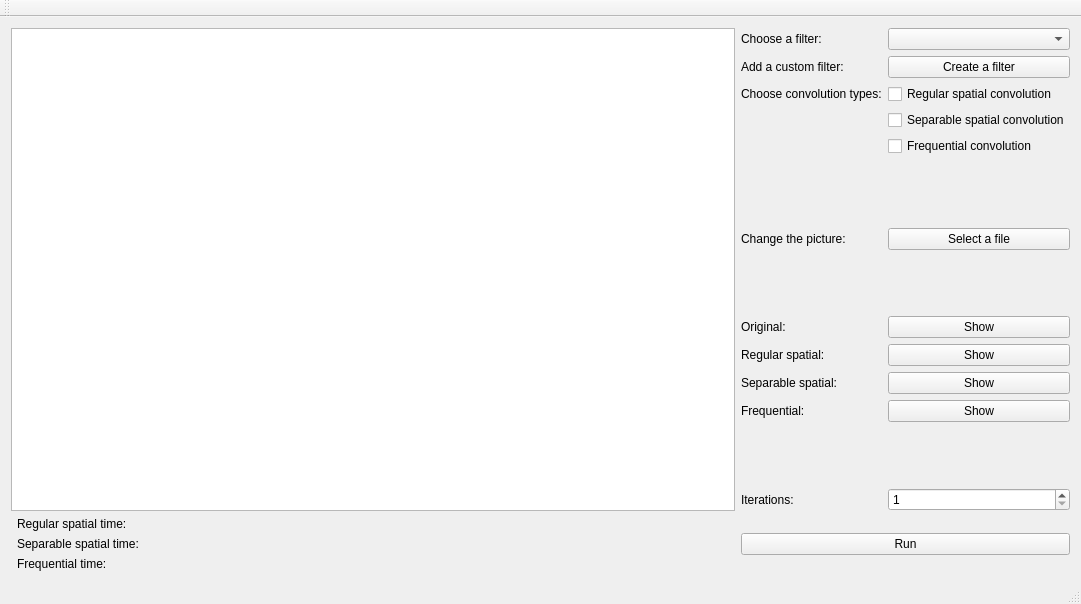
Above: GUI/mainwindow.ui from kohutjan/2DFFT before the change. Below: the same form after it.
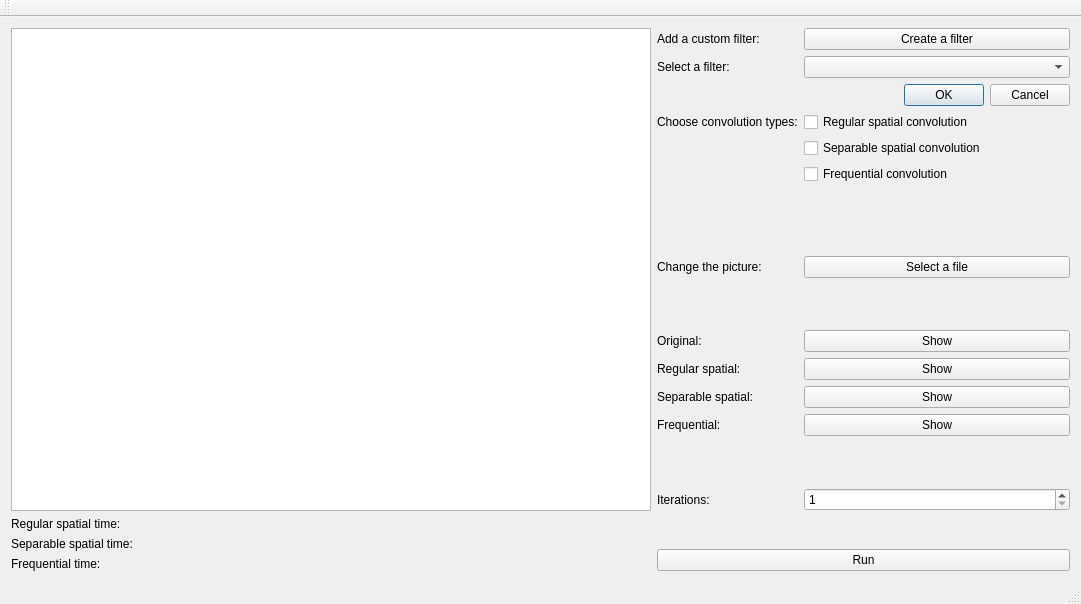
That is the form after the change.

Commit message: Assigned names to the widgets

Diff of the .ui file:
```diff
--- a/GUI/mainwindow.ui
+++ b/GUI/mainwindow.ui
@@ -18,7 +18,14 @@
     <item row="1" column="1">
      <layout class="QVBoxLayout" name="verticalLayout">
       <item>
-       <widget class="QPushButton" name="pushButton_3">
+       <widget class="QLabel" name="run_err_label">
+        <property name="text">
+         <string/>
+        </property>
+       </widget>
+      </item>
+      <item>
+       <widget class="QPushButton" name="run_button">
         <property name="text">
          <string>Run</string>
         </property>
@@ -27,25 +34,38 @@
      </layout>
     </item>
     <item row="1" column="0">
-     <layout class="QFormLayout" name="formLayout_2">
-      <item row="0" column="1">
-       <widget class="QLabel" name="label_10">
+     <layout class="QGridLayout" name="result_layout">
+      <item row="2" column="0">
+       <widget class="QLabel" name="freq_time_label">
+        <property name="text">
+         <string>Frequential time:</string>
+        </property>
+       </widget>
+      </item>
+      <item row="0" column="0">
+       <widget class="QLabel" name="regular_time_label">
         <property name="text">
          <string>Regular spatial time:</string>
         </property>
        </widget>
       </item>
-      <item row="1" column="1">
-       <widget class="QLabel" name="label_8">
+      <item row="1" column="0">
+       <widget class="QLabel" name="separ_time_label">
         <property name="text">
          <string>Separable spatial time:</string>
         </property>
        </widget>
       </item>
       <item row="2" column="1">
-       <widget class="QLabel" name="label_11">
+       <widget class="QLabel" name="freq_time_result_label">
+        <property name="minimumSize">
+         <size>
+          <width>500</width>
+          <height>0</height>
+         </size>
+        </property>
         <property name="text">
-         <string>Frequential time:</string>
+         <string/>
         </property>
        </widget>
       </item>
@@ -64,58 +84,58 @@
     <item row="0" column="1">
      <layout class="QFormLayout" name="formLayout">
       <item row="1" column="0">
-       <widget class="QLabel" name="label_4">
-        <property name="text">
-         <string>Choose a filter:</string>
-        </property>
-       </widget>
-      </item>
-      <item row="1" column="1">
-       <widget class="QComboBox" name="comboBox"/>
-      </item>
-      <item row="2" column="0">
-       <widget class="QLabel" name="label_5">
+       <widget class="QLabel" name="create_filter_label">
         <property name="text">
          <string>Add a custom filter:</string>
         </property>
        </widget>
       </item>
-      <item row="2" column="1">
-       <widget class="QPushButton" name="pushButton_2">
+      <item row="1" column="1">
+       <widget class="QPushButton" name="create_filter_button">
         <property name="text">
          <string>Create a filter</string>
         </property>
        </widget>
       </item>
-      <item row="3" column="0">
-       <widget class="QLabel" name="label_9">
+      <item row="2" column="0">
+       <widget class="QLabel" name="select_filter_label">
+        <property name="text">
+         <string>Select a filter:</string>
+        </property>
+       </widget>
+      </item>
+      <item row="2" column="1">
+       <widget class="QComboBox" name="select_filter_combobox"/>
+      </item>
+      <item row="4" column="0">
+       <widget class="QLabel" name="convo_types_label">
         <property name="text">
          <string>Choose convolution types:</string>
         </property>
        </widget>
       </item>
-      <item row="3" column="1">
-       <widget class="QCheckBox" name="checkBox_2">
-        <property name="text">
-         <string>Regular spatial convolution</string>
-        </property>
-       </widget>
-      </item>
       <item row="4" column="1">
        <widget class="QCheckBox" name="checkBox_3">
         <property name="text">
-         <string>Separable spatial convolution</string>
+         <string>Regular spatial convolution</string>
         </property>
        </widget>
       </item>
       <item row="5" column="1">
-       <widget class="QCheckBox" name="checkBox">
+       <widget class="QCheckBox" name="convo_type_separ_check">
+        <property name="text">
+         <string>Separable spatial convolution</string>
+        </property>
+       </widget>
+      </item>
+      <item row="6" column="1">
+       <widget class="QCheckBox" name="convo_type_freq_check">
         <property name="text">
          <string>Frequential convolution</string>
         </property>
        </widget>
       </item>
-      <item row="6" column="0" colspan="2">
+      <item row="7" column="0" colspan="2">
        <spacer name="verticalSpacer">
         <property name="orientation">
          <enum>Qt::Vertical</enum>
@@ -128,21 +148,21 @@
         </property>
        </spacer>
       </item>
-      <item row="7" column="0">
-       <widget class="QLabel" name="label">
+      <item row="8" column="0">
+       <widget class="QLabel" name="change_pic_label">
         <property name="text">
          <string>Change the picture:</string>
         </property>
        </widget>
       </item>
-      <item row="7" column="1">
-       <widget class="QPushButton" name="pushButton">
+      <item row="8" column="1">
+       <widget class="QPushButton" name="change_pic_button">
         <property name="text">
          <string>Select a file</string>
         </property>
        </widget>
       </item>
-      <item row="8" column="0" colspan="2">
+      <item row="9" column="0" colspan="2">
        <spacer name="verticalSpacer_3">
         <property name="orientation">
          <enum>Qt::Vertical</enum>
@@ -155,24 +175,10 @@
         </property>
        </spacer>
       </item>
-      <item row="9" column="0">
-       <widget class="QLabel" name="label_12">
-        <property name="text">
-         <string>Original:</string>
-        </property>
-       </widget>
-      </item>
-      <item row="9" column="1">
-       <widget class="QPushButton" name="pushButton_4">
-        <property name="text">
-         <string>Show</string>
-        </property>
-       </widget>
-      </item>
       <item row="10" column="0">
        <widget class="QLabel" name="label_13">
         <property name="text">
-         <string>Regular spatial:</string>
+         <string>Original:</string>
         </property>
        </widget>
       </item>
@@ -186,7 +192,7 @@
       <item row="11" column="0">
        <widget class="QLabel" name="label_14">
         <property name="text">
-         <string>Separable spatial:</string>
+         <string>Regular spatial:</string>
         </property>
        </widget>
       </item>
@@ -200,7 +206,7 @@
       <item row="12" column="0">
        <widget class="QLabel" name="label_15">
         <property name="text">
-         <string>Frequential:</string>
+         <string>Separable spatial:</string>
         </property>
        </widget>
       </item>
@@ -211,15 +217,42 @@
         </property>
        </widget>
       </item>
-      <item row="14" column="0">
-       <widget class="QLabel" name="label_7">
+      <item row="13" column="0">
+       <widget class="QLabel" name="show_freq_label">
+        <property name="text">
+         <string>Frequential:</string>
+        </property>
+       </widget>
+      </item>
+      <item row="13" column="1">
+       <widget class="QPushButton" name="show_freq_button">
+        <property name="text">
+         <string>Show</string>
+        </property>
+       </widget>
+      </item>
+      <item row="14" column="0" colspan="2">
+       <spacer name="verticalSpacer_2">
+        <property name="orientation">
+         <enum>Qt::Vertical</enum>
+        </property>
+        <property name="sizeHint" stdset="0">
+         <size>
+          <width>20</width>
+          <height>40</height>
+         </size>
+        </property>
+       </spacer>
+      </item>
+      <item row="15" column="0">
+       <widget class="QLabel" name="iters_label">
         <property name="text">
          <string>Iterations:</string>
         </property>
        </widget>
       </item>
-      <item row="14" column="1">
-       <widget class="QSpinBox" name="spinBox">
+      <item row="15" column="1">
+       <widget class="QSpinBox" name="iters_spinbox">
         <property name="minimum">
          <number>1</number>
         </property>
@@ -228,18 +261,24 @@
         </property>
        </widget>
       </item>
-      <item row="13" column="0" colspan="2">
-       <spacer name="verticalSpacer_2">
-        <property name="orientation">
-         <enum>Qt::Vertical</enum>
+      <item row="3" column="1">
+       <widget class="QDialogButtonBox" name="select_filter_dialog">
+        <property name="sizePolicy">
+         <sizepolicy hsizetype="Expanding" vsizetype="Fixed">
+          <horstretch>0</horstretch>
+          <verstretch>0</verstretch>
+         </sizepolicy>
         </property>
-        <property name="sizeHint" stdset="0">
-         <size>
-          <width>20</width>
-          <height>40</height>
-         </size>
+        <property name="layoutDirection">
+         <enum>Qt::LeftToRight</enum>
         </property>
-       </spacer>
+        <property name="standardButtons">
+         <set>QDialogButtonBox::Cancel|QDialogButtonBox::Ok</set>
+        </property>
+        <property name="centerButtons">
+         <bool>false</bool>
+        </property>
+       </widget>
       </item>
      </layout>
     </item>
```
Left out of the diff: 46 changed lines with no effect on the pictures. The commit also changes 1 other file.
